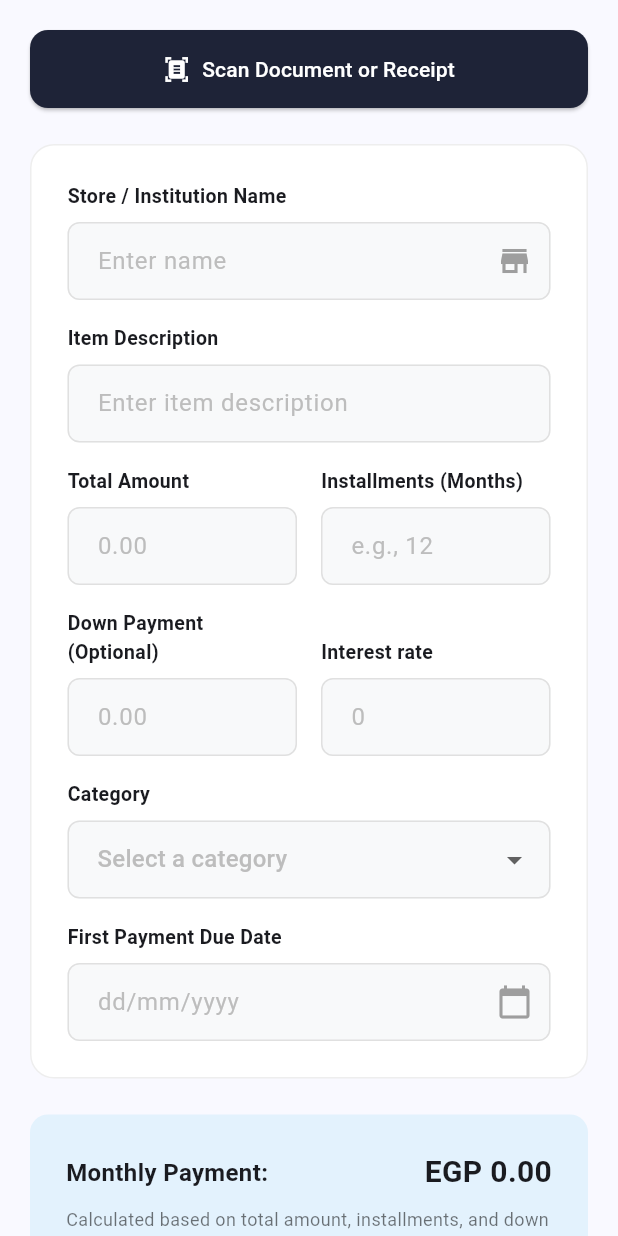
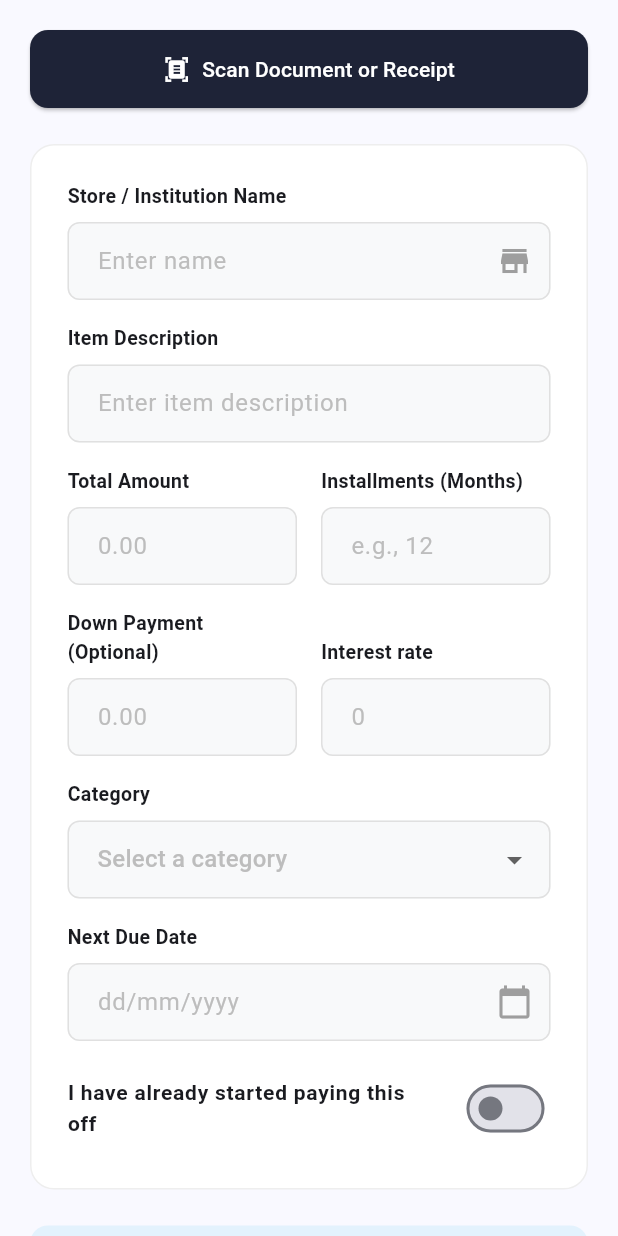
Before and after one commit to MoShohdi/Qistiraha-app, a Flutter app: the _InstallmentFormView widget shown alone on an empty page, opened directly, on a phone screen of 412 x 824 dp. Run offline on Flutter 3.47's test engine with Material 3 defaults, Android fonts, the phone set to English and light mode, and no system bars; our stand-ins replace fl_chart, google_generative_ai, hive, hive_flutter, image_picker, lottie and 2 more; accounts and stored records are empty.

Commit message:
feat: add legacy installment support with paid periods calculation and flexible start dates

```diff
--- a/lib/features/consumer/controllers/add_installment_controller.dart
+++ b/lib/features/consumer/controllers/add_installment_controller.dart
@@ -83,6 +83,7 @@ class AddInstallmentController {
     required String category,
     required bool isLongTerm,
     required String paymentFrequency,
+    int paidMonths = 0,
   }) async {
     final userBox = HiveService.getUserBox();
     if (userBox.isEmpty) {
@@ -98,7 +99,7 @@ class AddInstallmentController {
       itemDescription: itemDescription,
       dueDate: dueDate,
       totalMonths: totalMonths,
-      paidMonths: 0,
+      paidMonths: paidMonths,
       status: InstallmentStatus.active.raw,
       monthlyPayment: monthlyPayment,
       downPayment: downPayment,
--- a/lib/features/consumer/screens/add_installment_screen.dart
+++ b/lib/features/consumer/screens/add_installment_screen.dart
@@ -73,6 +73,11 @@ class _InstallmentFormViewState extends State<_InstallmentFormView> {
   String _selectedFrequency = 'Monthly';
   double _calculatedMonthly = 0.0;
 
+  bool _isLegacy = false;
+  bool _isLate = false;
+  final _paidPeriodsController = TextEditingController();
+  final _missedPeriodsController = TextEditingController();
+
   static const List<String> _everydayCategories = [
     'Electronics',
     'Home Appliances',
@@ -129,7 +134,7 @@ class _InstallmentFormViewState extends State<_InstallmentFormView> {
     final DateTime? picked = await showDatePicker(
       context: context,
       initialDate: TimeService.now(),
-      firstDate: TimeService.now(),
+      firstDate: DateTime(2000),
       lastDate: DateTime(2101),
     );
     if (picked != null && picked != _selectedDate) {
@@ -143,6 +148,18 @@ class _InstallmentFormViewState extends State<_InstallmentFormView> {
   void _saveInstallment() async {
     if (_formKey.currentState!.validate() && _selectedDate != null) {
       try {
+        int mMultiplier = 1;
+        if (widget.isLongTerm) {
+          switch (_selectedFrequency) {
+            case 'Quarterly': mMultiplier = 3; break;
+            case 'Semi-Annually': mMultiplier = 6; break;
+            case 'Annually': mMultiplier = 12; break;
+          }
+        }
+
+        int paidPeriods = int.tryParse(_paidPeriodsController.text) ?? 0;
+        int calculatedPaidMonths = _isLegacy ? (paidPeriods * mMultiplier) : 0;
+
         final newInstallment = await _controller.saveInstallment(
           storeName: _storeNameController.text,
           itemDescription: _itemDescController.text,
@@ -155,6 +172,7 @@ class _InstallmentFormViewState extends State<_InstallmentFormView> {
           category: _selectedCategory ?? 'Other',
           isLongTerm: widget.isLongTerm,
           paymentFrequency: widget.isLongTerm ? _selectedFrequency : 'Monthly',
+          paidMonths: calculatedPaidMonths,
         );
 
         if (mounted) {
@@ -211,6 +229,8 @@ class _InstallmentFormViewState extends State<_InstallmentFormView> {
     _downPaymentController.dispose();
     _interestRateController.dispose();
     _dueDateController.dispose();
+    _paidPeriodsController.dispose();
+    _missedPeriodsController.dispose();
     super.dispose();
   }
 
@@ -341,13 +361,43 @@ class _InstallmentFormViewState extends State<_InstallmentFormView> {
                   ),
                   const SizedBox(height: 16),
 
-                  _buildLabel('First Payment Due Date'),
+                  _buildLabel(_isLate ? 'Oldest Missed Due Date' : 'Next Due Date'),
                   GestureDetector(
                     onTap: () => _selectDate(context),
                     child: AbsorbPointer(
                       child: _buildTextField(_dueDateController, 'dd/mm/yyyy', suffixIcon: Icons.calendar_today),
                     ),
                   ),
+                  const SizedBox(height: 16),
+
+                  SwitchListTile(
+                    title: const Text('I have already started paying this off', style: TextStyle(fontWeight: FontWeight.bold, fontSize: 14)),
+                    contentPadding: EdgeInsets.zero,
+                    activeColor: Colors.black,
+                    value: _isLegacy,
+                    onChanged: (val) => setState(() => _isLegacy = val),
+                  ),
+
+                  if (_isLegacy) ...[
+                    const SizedBox(height: 8),
+                    _buildLabel('How many payments have you already made?'),
+                    _buildTextField(_paidPeriodsController, 'e.g., 10', keyboardType: TextInputType.number),
+                    const SizedBox(height: 16),
+
+                    SwitchListTile(
+                      title: const Text('I am currently behind on payments', style: TextStyle(fontWeight: FontWeight.bold, fontSize: 14)),
+                      contentPadding: EdgeInsets.zero,
+                      activeColor: Colors.red,
+                      value: _isLate,
+                      onChanged: (val) => setState(() => _isLate = val),
+                    ),
+
+                    if (_isLate) ...[
+                      const SizedBox(height: 8),
+                      _buildLabel('How many payments are you late on?'),
+                      _buildTextField(_missedPeriodsController, 'e.g., 2', keyboardType: TextInputType.number),
+                    ],
+                  ],
                 ],
               ),
             ),
```
